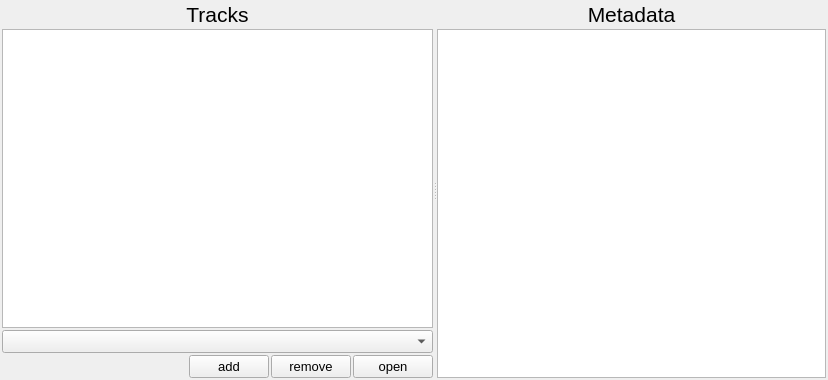
Above: src/ui/audio/trackmanager.ui from xiangCaO233/MusicMapMaker before the change. Below: the same form after it.
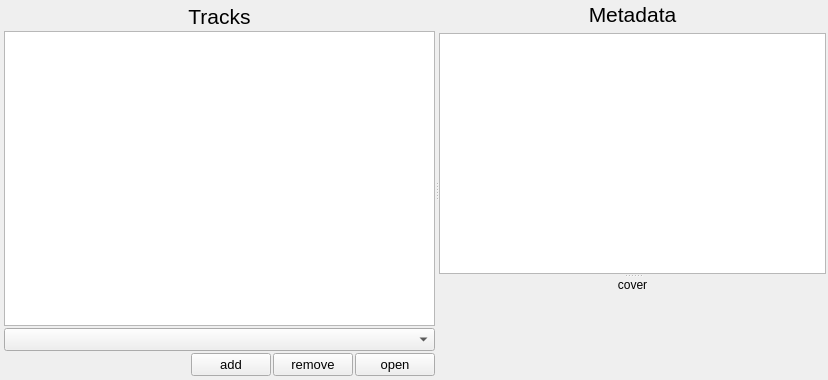
That is the form after the change. Custom widgets are drawn as their Qt base class.

The edit to the form file:
```diff
--- a/src/ui/audio/trackmanager.ui
+++ b/src/ui/audio/trackmanager.ui
@@ -13,24 +13,24 @@
   <property name="windowTitle">
    <string>Track Manager</string>
   </property>
-  <layout class="QHBoxLayout" name="horizontalLayout">
+  <layout class="QVBoxLayout" name="verticalLayout_3">
    <property name="spacing">
     <number>0</number>
    </property>
    <property name="leftMargin">
-    <number>0</number>
+    <number>2</number>
    </property>
    <property name="topMargin">
-    <number>0</number>
+    <number>2</number>
    </property>
    <property name="rightMargin">
-    <number>0</number>
+    <number>2</number>
    </property>
    <property name="bottomMargin">
-    <number>0</number>
+    <number>2</number>
    </property>
    <item>
-    <widget class="QSplitter" name="splitter">
+    <widget class="QSplitter" name="splitter_3">
      <property name="orientation">
       <enum>Qt::Orientation::Horizontal</enum>
      </property>
@@ -165,20 +165,8 @@
        </item>
       </layout>
      </widget>
-     <widget class="QWidget" name="layoutWidget">
-      <layout class="QVBoxLayout" name="metadata_layout">
-       <property name="spacing">
-        <number>2</number>
-       </property>
-       <property name="topMargin">
-        <number>2</number>
-       </property>
-       <property name="rightMargin">
-        <number>2</number>
-       </property>
-       <property name="bottomMargin">
-        <number>2</number>
-       </property>
+     <widget class="QWidget" name="">
+      <layout class="QVBoxLayout" name="verticalLayout_2">
        <item>
         <widget class="QLabel" name="metadata_label">
          <property name="font">
@@ -195,7 +183,57 @@
         </widget>
        </item>
        <item>
-        <widget class="QTableView" name="metadata_table"/>
+        <widget class="QSplitter" name="splitter">
+         <property name="orientation">
+          <enum>Qt::Orientation::Vertical</enum>
+         </property>
+         <widget class="AutoResizeTableWidget" name="metadata_table"/>
+         <widget class="QWidget" name="album_info_widget" native="true">
+          <layout class="QVBoxLayout" name="verticalLayout" stretch="0,1">
+           <property name="spacing">
+            <number>2</number>
+           </property>
+           <property name="leftMargin">
+            <number>0</number>
+           </property>
+           <property name="topMargin">
+            <number>0</number>
+           </property>
+           <property name="rightMargin">
+            <number>0</number>
+           </property>
+           <property name="bottomMargin">
+            <number>0</number>
+           </property>
+           <item>
+            <widget class="QLabel" name="album_cover_label">
+             <property name="text">
+              <string>cover</string>
+             </property>
+             <property name="alignment">
+              <set>Qt::AlignmentFlag::AlignCenter</set>
+             </property>
+            </widget>
+           </item>
+           <item>
+            <widget class="ScalableImageLabel" name="album_cover">
+             <property name="minimumSize">
+              <size>
+               <width>64</width>
+               <height>64</height>
+              </size>
+             </property>
+             <property name="text">
+              <string/>
+             </property>
+             <property name="alignment">
+              <set>Qt::AlignmentFlag::AlignCenter</set>
+             </property>
+            </widget>
+           </item>
+          </layout>
+         </widget>
+        </widget>
        </item>
       </layout>
      </widget>
@@ -203,6 +241,18 @@
    </item>
   </layout>
  </widget>
+ <customwidgets>
+  <customwidget>
+   <class>AutoResizeTableWidget</class>
+   <extends>QTableWidget</extends>
+   <header location="global">AutoResizeTableWidget.h</header>
+  </customwidget>
+  <customwidget>
+   <class>ScalableImageLabel</class>
+   <extends>QLabel</extends>
+   <header location="global">ScalableImageLabel.h</header>
+  </customwidget>
+ </customwidgets>
  <resources/>
  <connections/>
 </ui>
```
